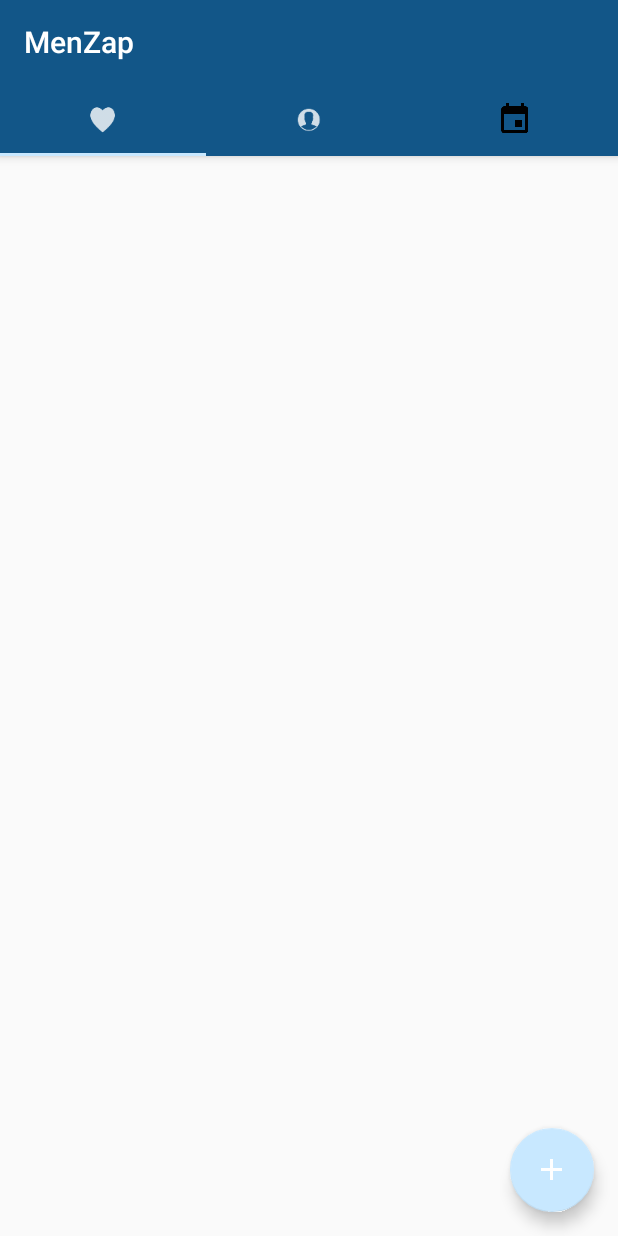
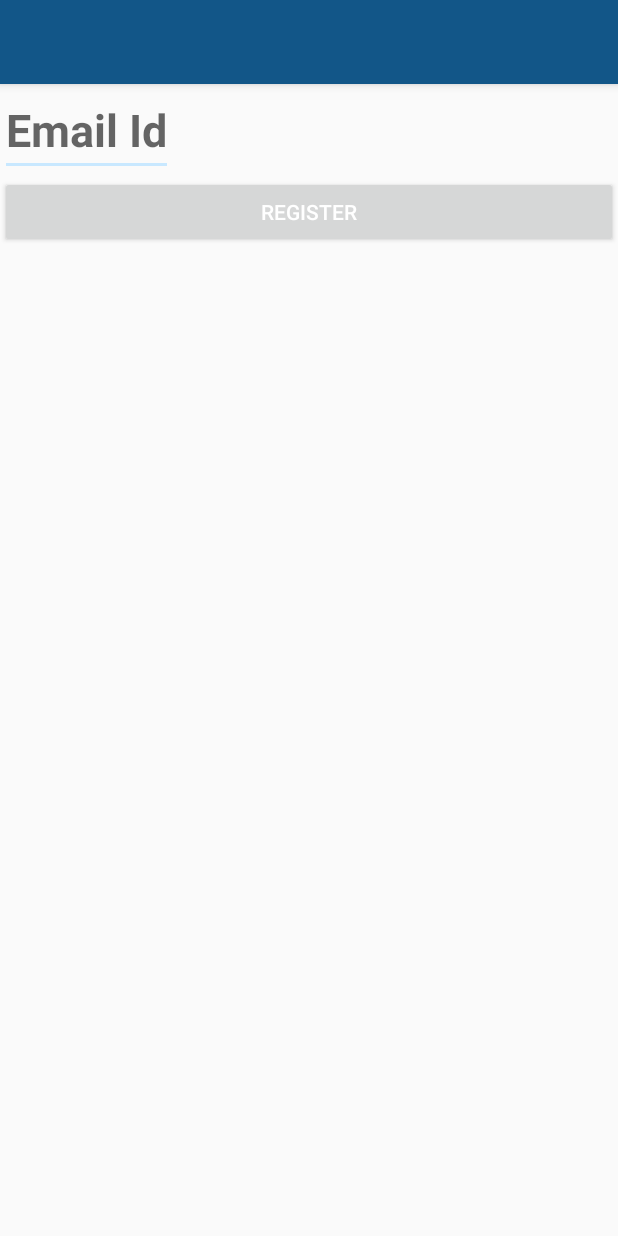
Before and after one commit to swathi-ssunder/Menzap, an Android app: the screen it shows after launch (TabsActivity before the commit, LoginActivity after it), on a phone screen of 412 x 824 dp. Run offline under Robolectric (Android 15) with nearby library versions, the phone set to English and light mode, and no system bars.

Commit message:
Implementation for user login

```diff
--- a/Menzap/app/src/main/AndroidManifest.xml
+++ b/Menzap/app/src/main/AndroidManifest.xml
@@ -40,8 +40,10 @@
         <activity
             android:name=".activity.EventCreateActivity"
             android:parentActivityName=".activity.TabsActivity" />
-        <activity android:name=".activity.MenuCreateActivity"
-            android:parentActivityName=".activity.TabsActivity" ></activity>
+        <activity
+            android:name=".activity.MenuCreateActivity"
+            android:parentActivityName=".activity.TabsActivity" />
+        <activity android:name=".activity.LoginActivity"></activity>
     </application>
 
 </manifest>
--- /dev/null
+++ b/Menzap/app/src/main/java/diy/net/menzap/activity/LoginActivity.java
@@ -0,0 +1,43 @@
+package diy.net.menzap.activity;
+
+import android.content.Intent;
+import android.support.v7.app.AppCompatActivity;
+import android.os.Bundle;
+import android.util.Log;
+import android.view.View;
+import android.widget.Button;
+import android.widget.EditText;
+
+import diy.net.menzap.R;
+import diy.net.menzap.helper.UserDBHelper;
+
+public class LoginActivity extends AppCompatActivity {
+
+    @Override
+    protected void onCreate(Bundle savedInstanceState) {
+        super.onCreate(savedInstanceState);
+        setContentView(R.layout.activity_login);
+
+        Button registerButton = (Button) findViewById(R.id.btnRegister);
+        Log.d("button", registerButton.toString());
+
+        registerButton.setOnClickListener(new View.OnClickListener() {
+            @Override
+            public void onClick(View v) {
+                createUser();
+            }
+        });
+    }
+
+    public void createUser(){
+        EditText text1 = (EditText) findViewById(R.id.txtEmailId);
+        String emailId = text1.getText().toString();
+
+        UserDBHelper userDbHelper = new UserDBHelper(this);
+        userDbHelper.insert(emailId, 0);
+
+        Intent intent = new Intent(this, TabsActivity.class);
+        startActivity(intent);
+    }
+
+}
--- a/Menzap/app/src/main/java/diy/net/menzap/activity/MainActivity.java
+++ b/Menzap/app/src/main/java/diy/net/menzap/activity/MainActivity.java
@@ -9,6 +9,7 @@
 import android.support.v7.app.AppCompatActivity;
 
 import diy.net.menzap.R;
+import diy.net.menzap.helper.UserDBHelper;
 
 public class MainActivity extends AppCompatActivity {
 
@@ -16,6 +17,14 @@
     protected void onCreate(Bundle savedInstanceState) {
         super.onCreate(savedInstanceState);
         setContentView(R.layout.activity_main);
-        startActivity(new Intent(MainActivity.this, TabsActivity.class));
+        UserDBHelper userDBHelper = new UserDBHelper(this);
+        int isRegistered = userDBHelper.isRegistered();
+
+        // if registered then Tabs otherwise login screen
+        if(isRegistered == 1)
+            startActivity(new Intent(MainActivity.this, TabsActivity.class));
+        else
+            startActivity(new Intent(MainActivity.this, LoginActivity.class));
+
     }
 }
--- /dev/null
+++ b/Menzap/app/src/main/java/diy/net/menzap/helper/UserDBHelper.java
@@ -0,0 +1,107 @@
+package diy.net.menzap.helper;
+
+/**
+ * Created by vivek-sethia on 23.09.16.
+ */
+import android.content.ContentValues;
+import android.content.Context;
+import android.database.Cursor;
+import android.database.DatabaseUtils;
+import android.database.sqlite.SQLiteDatabase;
+import android.database.sqlite.SQLiteOpenHelper;
+
+
+import java.util.ArrayList;
+
+import diy.net.menzap.model.User;
+
+public class UserDBHelper extends SQLiteOpenHelper {
+
+    private static final String DATABASE_NAME = "MENZAP";
+    private static final String TABLE_NAME = "USER";
+    private static final String COLUMN_ID = "ID";
+    private static final String COLUMN_EMAIL_ID = "EMAIL_ID";
+    private static final String COLUMN_IS_FRIEND = "IS_FRIEND";
+
+    public UserDBHelper(Context context) {
+        super(context, DATABASE_NAME, null, 1);
+    }
+
+    @Override
+    public void onCreate(SQLiteDatabase db) {
+        db.execSQL(
+                "CREATE TABLE IF NOT EXISTS " + TABLE_NAME + "(" +
+                        COLUMN_ID + " INTEGER PRIMARY KEY AUTOINCREMENT, " +
+                        COLUMN_EMAIL_ID + " TEXT, " +
+                        COLUMN_IS_FRIEND + " INTEGER);"
+        );
+    }
+
+    @Override
+    public void onUpgrade(SQLiteDatabase db, int oldVersion, int newVersion) {
+        db.execSQL("DROP TABLE IF EXISTS USER");
+        onCreate(db);
+    }
+
+    public boolean insert(String emailId, int isFriend) {
+        SQLiteDatabase db = this.getWritableDatabase();
+
+        ContentValues contentValues = new ContentValues();
+        contentValues.put(COLUMN_EMAIL_ID, emailId);
+        contentValues.put(COLUMN_IS_FRIEND, isFriend);
+        db.insert("USER", null, contentValues);
+
+        return true;
+    }
+
+    public Cursor get(int id) {
+        SQLiteDatabase db = this.getReadableDatabase();
+        return db.rawQuery("SELECT * FROM USER WHERE ID=" + id + "", null);
+    }
+
+    public int count() {
+        SQLiteDatabase db = this.getReadableDatabase();
+        return ((int) DatabaseUtils.queryNumEntries(db, TABLE_NAME));
+    }
+
+
+    public Integer delete(Integer id) {
+        SQLiteDatabase db = this.getWritableDatabase();
+        return db.delete("USER",
+                "ID = ? ",
+                new String[]{Integer.toString(id)});
+    }
+
+    public ArrayList<User> getAll() {
+        ArrayList<User> array_list = new ArrayList<>();
+
+        SQLiteDatabase db = this.getReadableDatabase();
+        Cursor res = db.rawQuery("SELECT * FROM USER", null);
+        res.moveToFirst();
+
+        while (!res.isAfterLast()) {
+            User user = new User(
+                    res.getString(res.getColumnIndex(COLUMN_EMAIL_ID)),
+                    res.getInt(res.getColumnIndex(COLUMN_IS_FRIEND))
+            );
+            array_list.add(user);
+            res.moveToNext();
+        }
+        res.close();
+
+        return array_list;
+    }
+
+    public int isRegistered() {
+        int count = 0;
+        SQLiteDatabase db = this.getReadableDatabase();
+        Cursor res = db.rawQuery("SELECT COUNT(*) AS REC_COUNT FROM USER WHERE IS_FRIEND=0;", null);
+        res.moveToFirst();
+
+        count = res.getInt(0);
+        res.close();
+
+        return count;
+    }
+
+}
--- /dev/null
+++ b/Menzap/app/src/main/res/layout/activity_login.xml
@@ -0,0 +1,46 @@
+<?xml version="1.0" encoding="utf-8"?>
+
+<android.support.design.widget.CoordinatorLayout xmlns:android="http://schemas.android.com/apk/res/android"
+    xmlns:app="http://schemas.android.com/apk/res-auto"
+    android:layout_width="match_parent"
+    android:layout_height="match_parent">
+
+    <android.support.design.widget.AppBarLayout
+        android:layout_width="match_parent"
+        android:layout_height="wrap_content"
+        android:theme="@style/ThemeOverlay.AppCompat.Dark.ActionBar">
+
+        <android.support.v7.widget.Toolbar
+            android:id="@+id/toolbar"
+            android:layout_width="match_parent"
+            android:layout_height="?attr/actionBarSize"
+            android:background="?attr/colorPrimary"
+            app:popupTheme="@style/ThemeOverlay.AppCompat.Light" />
+
+    </android.support.design.widget.AppBarLayout>
+
+    <LinearLayout
+        android:id="@+id/activity_event_detail"
+        android:layout_width="match_parent"
+        android:layout_height="match_parent"
+        android:layout_marginTop="?attr/actionBarSize"
+        android:orientation="vertical">
+
+        <EditText
+            android:id="@+id/txtEmailId"
+            android:layout_width="wrap_content"
+            android:layout_height="wrap_content"
+            android:textSize="30sp"
+            android:textStyle="bold"
+            android:hint="@string/email_id" />
+
+        <Button
+            android:id="@+id/btnRegister"
+            android:layout_height="wrap_content"
+            android:layout_width="match_parent"
+            android:textColor="#fff"
+            android:text="@string/btnRegister" />
+
+    </LinearLayout>
+
+</android.support.design.widget.CoordinatorLayout>
--- a/Menzap/app/src/main/res/values/strings.xml
+++ b/Menzap/app/src/main/res/values/strings.xml
@@ -19,5 +19,7 @@
     <string name="hintMenuName">Menu Name</string>
     <string name="hintMenuDescription">Description</string>
     <string name="vegetarian">Vegetarian</string>
+    <string name="email_id">Email Id</string>
+    <string name="btnRegister">Register</string>
 
 </resources>
```
Also changed, not shown: Menzap/app/src/main/java/diy/net/menzap/model/User.java (added, +89 -0 lines), Menzap/app/src/main/java/diy/net/menzap/model/message/UserMessage.java (added, +68 -0 lines).
